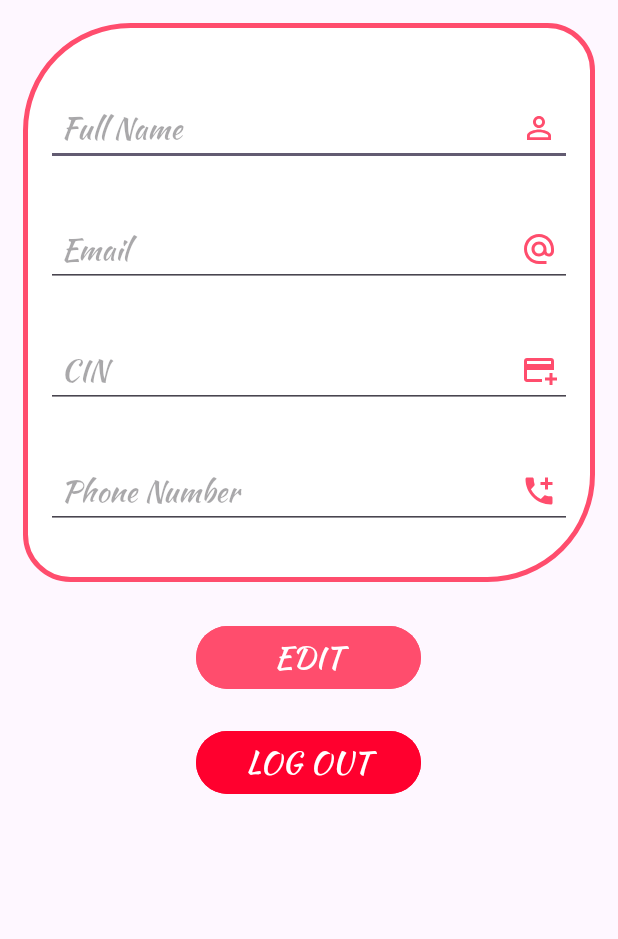
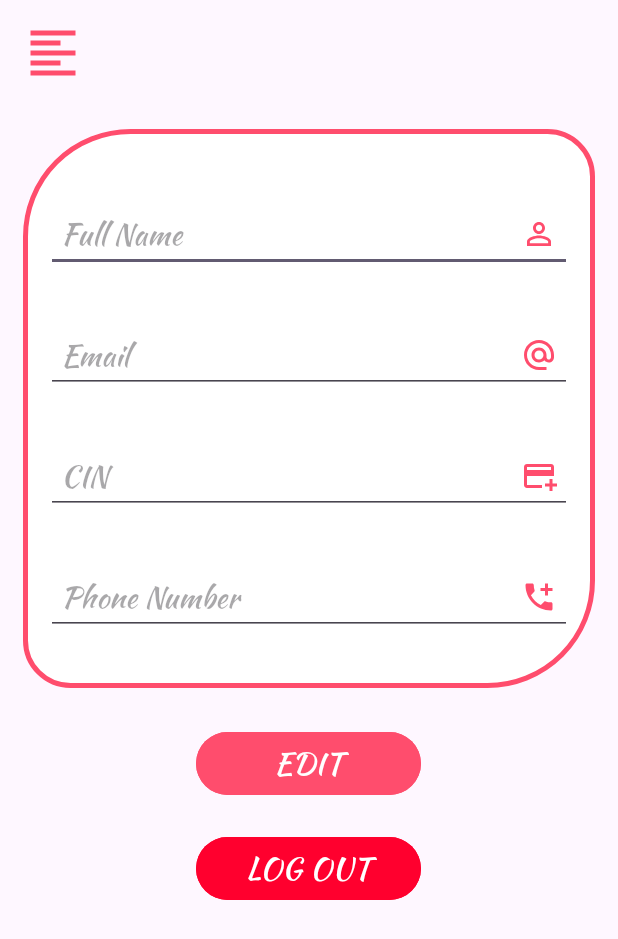
Before and after one commit to Syrine008/myMobileApp, an Android app: the ProfilActivity screen opened directly, with no data from a screen before it, on a phone screen of 412 x 824 dp. Shown: the top 939 px of the screen. Run offline under Robolectric (Android 15) with nearby library versions, the phone set to English and light mode, and no system bars; our stand-ins replace Firebase (no records; nobody signed in at launch, a user with empty details on screens opened directly); 4 statements that could not run were skipped.

Commit message:
done : navigationDrawer for ProfilActivity

```diff
--- a/app/src/main/java/com/example/myapp/ProfilActivity.java
+++ b/app/src/main/java/com/example/myapp/ProfilActivity.java
@@ -4,17 +4,22 @@ import android.app.ProgressDialog;
 import android.content.Intent;
 import android.content.SharedPreferences;
 import android.os.Bundle;
+import android.view.MenuItem;
 import android.widget.Button;
 import android.widget.EditText;
+import android.widget.ImageView;
 import android.widget.Toast;
 
 import androidx.activity.EdgeToEdge;
 import androidx.annotation.NonNull;
 import androidx.appcompat.app.AppCompatActivity;
 import androidx.core.graphics.Insets;
+import androidx.core.view.GravityCompat;
 import androidx.core.view.ViewCompat;
 import androidx.core.view.WindowInsetsCompat;
+import androidx.drawerlayout.widget.DrawerLayout;
 
+import com.google.android.material.navigation.NavigationView;
 import com.google.firebase.auth.FirebaseAuth;
 import com.google.firebase.auth.FirebaseUser;
 import com.google.firebase.database.DataSnapshot;
@@ -23,7 +28,7 @@ import com.google.firebase.database.DatabaseReference;
 import com.google.firebase.database.FirebaseDatabase;
 import com.google.firebase.database.ValueEventListener;
 
-public class ProfilActivity extends AppCompatActivity {
+public class ProfilActivity extends AppCompatActivity implements NavigationView.OnNavigationItemSelectedListener {
 
     private EditText fullName, email, cin, phone;
     private Button btnEdit, btnLogOut;
@@ -32,6 +37,9 @@ public class ProfilActivity extends AppCompatActivity {
     private FirebaseDatabase firebaseDatabase;
     private DatabaseReference databaseReference;
     private ProgressDialog progressDialog;
+    private DrawerLayout drawerLayout;
+    private ImageView menuIcon;
+    private NavigationView navigationView;
 
 
     @Override
@@ -45,6 +53,9 @@ public class ProfilActivity extends AppCompatActivity {
         phone = findViewById(R.id.phoneProfil);
         btnEdit = findViewById(R.id.btnEdit);
         btnLogOut = findViewById(R.id.btnLogOut);
+        drawerLayout = findViewById(R.id.drawer_layout_profile);
+        menuIcon = findViewById(R.id.menu_profile);
+        navigationView = findViewById(R.id.navigation_view_profile);
 
         firebaseAuth = FirebaseAuth.getInstance();
         firebaseDatabase = FirebaseDatabase.getInstance();
@@ -54,6 +65,17 @@ public class ProfilActivity extends AppCompatActivity {
 
         progressDialog.setMessage("Please wait ... ");
         progressDialog.show();
+
+        navigationDrawerProfile();
+
+        navigationView.setNavigationItemSelectedListener(item -> {
+            if (item.getItemId() == R.id.profile) {
+                drawerLayout.closeDrawer(GravityCompat.START);
+            } else if (item.getItemId() == R.id.home) {
+                startActivity(new Intent(ProfilActivity.this, HomeActivity.class));
+            }
+            return true;
+        });
 
         databaseReference.addValueEventListener(new ValueEventListener() {
             @Override
@@ -105,4 +127,30 @@ public class ProfilActivity extends AppCompatActivity {
     }
 
 
+
+private void navigationDrawerProfile() {
+
+    navigationView.setNavigationItemSelectedListener(this);
+    navigationView.setCheckedItem(R.id.profile);
+    navigationView.bringToFront();
+
+    menuIcon.setOnClickListener(v -> {
+        if (drawerLayout.isDrawerVisible(GravityCompat.START)) {
+            drawerLayout.closeDrawer(GravityCompat.START);
+        } else {
+            drawerLayout.openDrawer(GravityCompat.START);
+        }
+    });
+
+    drawerLayout.setScrimColor(getResources().getColor(R.color.colorApp));
+
 }
+
+
+
+
+    @Override
+    public boolean onNavigationItemSelected(@NonNull MenuItem item) {
+        return true;
+    }
+}
--- a/app/src/main/res/layout/activity_profil.xml
+++ b/app/src/main/res/layout/activity_profil.xml
@@ -1,16 +1,37 @@
 <?xml version="1.0" encoding="utf-8"?>
-<ScrollView xmlns:android="http://schemas.android.com/apk/res/android"
+<androidx.drawerlayout.widget.DrawerLayout xmlns:android="http://schemas.android.com/apk/res/android"
     xmlns:app="http://schemas.android.com/apk/res-auto"
     xmlns:tools="http://schemas.android.com/tools"
-    android:id="@+id/main"
+    android:id="@+id/drawer_layout_profile"
     android:layout_width="match_parent"
     android:layout_height="match_parent"
     tools:context=".ProfilActivity">
+
+    <com.google.android.material.navigation.NavigationView
+        android:id="@+id/navigation_view_profile"
+        android:layout_width="match_parent"
+        android:layout_height="match_parent"
+        android:layout_gravity="start"
+        android:theme="@style/navigationTheme"
+        app:headerLayout="@layout/hearder_menu"
+        app:itemIconSize="30sp"
+        app:menu="@menu/main_menu"
+
+        />
+
 
     <LinearLayout
         android:layout_width="match_parent"
         android:layout_height="wrap_content"
         android:orientation="vertical">
+
+        <ImageView
+            android:id="@+id/menu_profile"
+            android:layout_width="40sp"
+            android:layout_height="40sp"
+            android:layout_margin="15sp"
+            android:src="@drawable/ic_menu"
+            app:tint="@color/colorApp" />
 
         <LinearLayout
             android:layout_width="match_parent"
@@ -112,4 +133,4 @@
 
     </LinearLayout>
 
-</ScrollView>
+</androidx.drawerlayout.widget.DrawerLayout>
```
